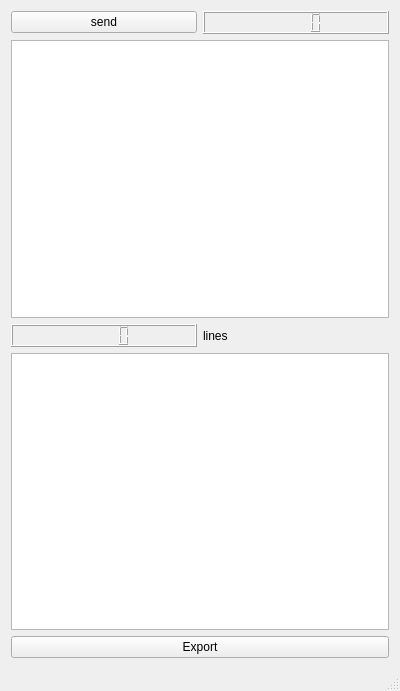
Old version of the form mainwindow.ui in the repository OpenUAS/lisa_s_logger_reader.
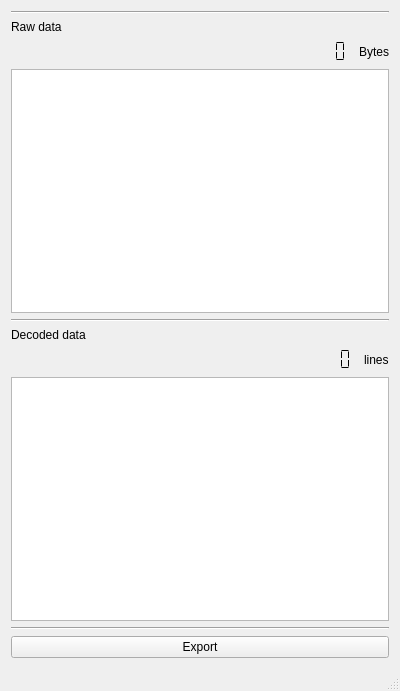
New version of the form.

Patch:
```diff
--- a/mainwindow.ui
+++ b/mainwindow.ui
@@ -15,33 +15,146 @@
   </property>
   <widget class="QWidget" name="centralWidget">
    <layout class="QVBoxLayout" name="verticalLayout">
+    <item>
+     <layout class="QHBoxLayout" name="button_spot"/>
+    </item>
+    <item>
+     <widget class="Line" name="line">
+      <property name="orientation">
+       <enum>Qt::Horizontal</enum>
+      </property>
+     </widget>
+    </item>
+    <item>
+     <widget class="QLabel" name="label_3">
+      <property name="text">
+       <string>Raw data</string>
+      </property>
+     </widget>
+    </item>
     <item>
      <layout class="QHBoxLayout" name="horizontalLayout">
       <item>
-       <widget class="QPushButton" name="pushButton">
+       <spacer name="horizontalSpacer">
+        <property name="orientation">
+         <enum>Qt::Horizontal</enum>
+        </property>
+        <property name="sizeHint" stdset="0">
+         <size>
+          <width>40</width>
+          <height>20</height>
+         </size>
+        </property>
+       </spacer>
+      </item>
+      <item>
+       <widget class="QLCDNumber" name="lcdNumber">
+        <property name="sizePolicy">
+         <sizepolicy hsizetype="Maximum" vsizetype="Minimum">
+          <horstretch>0</horstretch>
+          <verstretch>0</verstretch>
+         </sizepolicy>
+        </property>
+        <property name="frameShape">
+         <enum>QFrame::NoFrame</enum>
+        </property>
+        <property name="frameShadow">
+         <enum>QFrame::Plain</enum>
+        </property>
+        <property name="lineWidth">
+         <number>1</number>
+        </property>
+        <property name="segmentStyle">
+         <enum>QLCDNumber::Flat</enum>
+        </property>
+       </widget>
+      </item>
+      <item>
+       <widget class="QLabel" name="label_2">
+        <property name="sizePolicy">
+         <sizepolicy hsizetype="Maximum" vsizetype="Preferred">
+          <horstretch>0</horstretch>
+          <verstretch>0</verstretch>
+         </sizepolicy>
+        </property>
         <property name="text">
-         <string>send</string>
+         <string>Bytes</string>
         </property>
        </widget>
       </item>
-      <item>
-       <widget class="QLCDNumber" name="lcdNumber"/>
-      </item>
      </layout>
     </item>
     <item>
      <widget class="QTextBrowser" name="data"/>
     </item>
+    <item>
+     <widget class="Line" name="line_2">
+      <property name="orientation">
+       <enum>Qt::Horizontal</enum>
+      </property>
+     </widget>
+    </item>
+    <item>
+     <widget class="QLabel" name="label_4">
+      <property name="text">
+       <string>Decoded data</string>
+      </property>
+     </widget>
+    </item>
     <item>
      <layout class="QHBoxLayout" name="horizontalLayout_2">
       <item>
-       <widget class="QLCDNumber" name="lcd_lines"/>
+       <spacer name="horizontalSpacer_2">
+        <property name="orientation">
+         <enum>Qt::Horizontal</enum>
+        </property>
+        <property name="sizeHint" stdset="0">
+         <size>
+          <width>40</width>
+          <height>20</height>
+         </size>
+        </property>
+       </spacer>
+      </item>
+      <item>
+       <widget class="QLCDNumber" name="lcd_lines">
+        <property name="sizePolicy">
+         <sizepolicy hsizetype="Maximum" vsizetype="Minimum">
+          <horstretch>0</horstretch>
+          <verstretch>0</verstretch>
+         </sizepolicy>
+        </property>
+        <property name="frameShape">
+         <enum>QFrame::NoFrame</enum>
+        </property>
+        <property name="frameShadow">
+         <enum>QFrame::Plain</enum>
+        </property>
+        <property name="lineWidth">
+         <number>1</number>
+        </property>
+        <property name="segmentStyle">
+         <enum>QLCDNumber::Flat</enum>
+        </property>
+       </widget>
       </item>
       <item>
        <widget class="QLabel" name="label">
+        <property name="enabled">
+         <bool>true</bool>
+        </property>
+        <property name="sizePolicy">
+         <sizepolicy hsizetype="Maximum" vsizetype="Preferred">
+          <horstretch>0</horstretch>
+          <verstretch>0</verstretch>
+         </sizepolicy>
+        </property>
         <property name="text">
          <string>lines</string>
         </property>
+        <property name="alignment">
+         <set>Qt::AlignLeading|Qt::AlignLeft|Qt::AlignVCenter</set>
+        </property>
        </widget>
       </item>
      </layout>
@@ -49,6 +162,13 @@
     <item>
      <widget class="QTableView" name="table"/>
     </item>
+    <item>
+     <widget class="Line" name="line_3">
+      <property name="orientation">
+       <enum>Qt::Horizontal</enum>
+      </property>
+     </widget>
+    </item>
     <item>
      <widget class="QPushButton" name="export_button">
       <property name="text">
```
